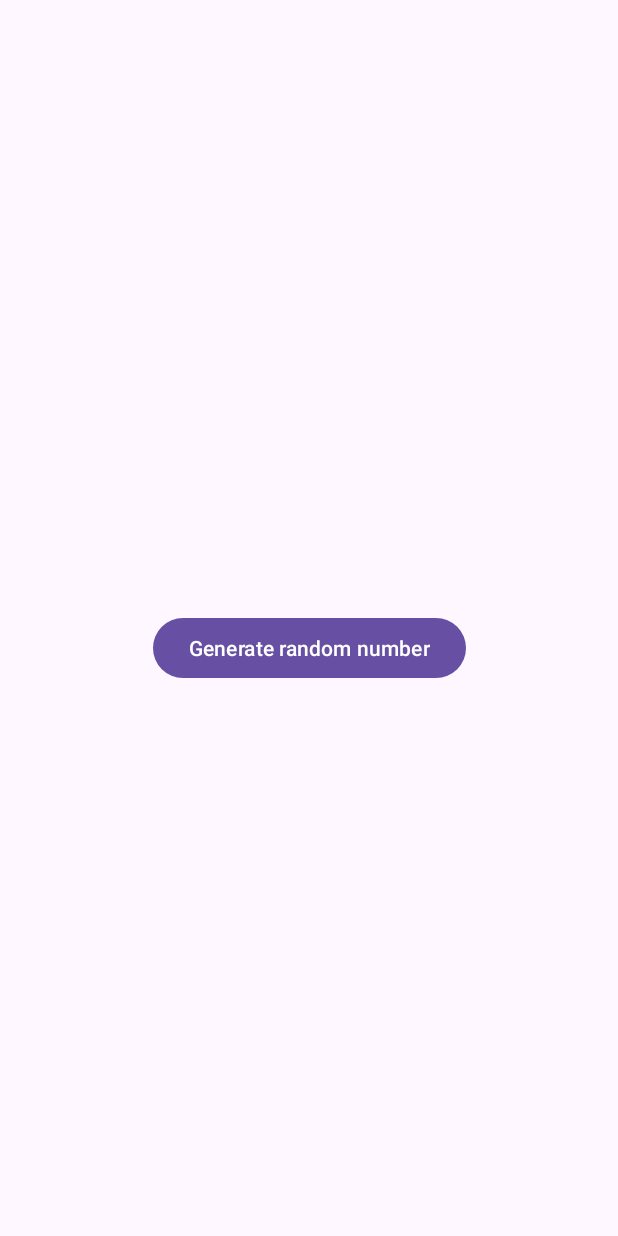
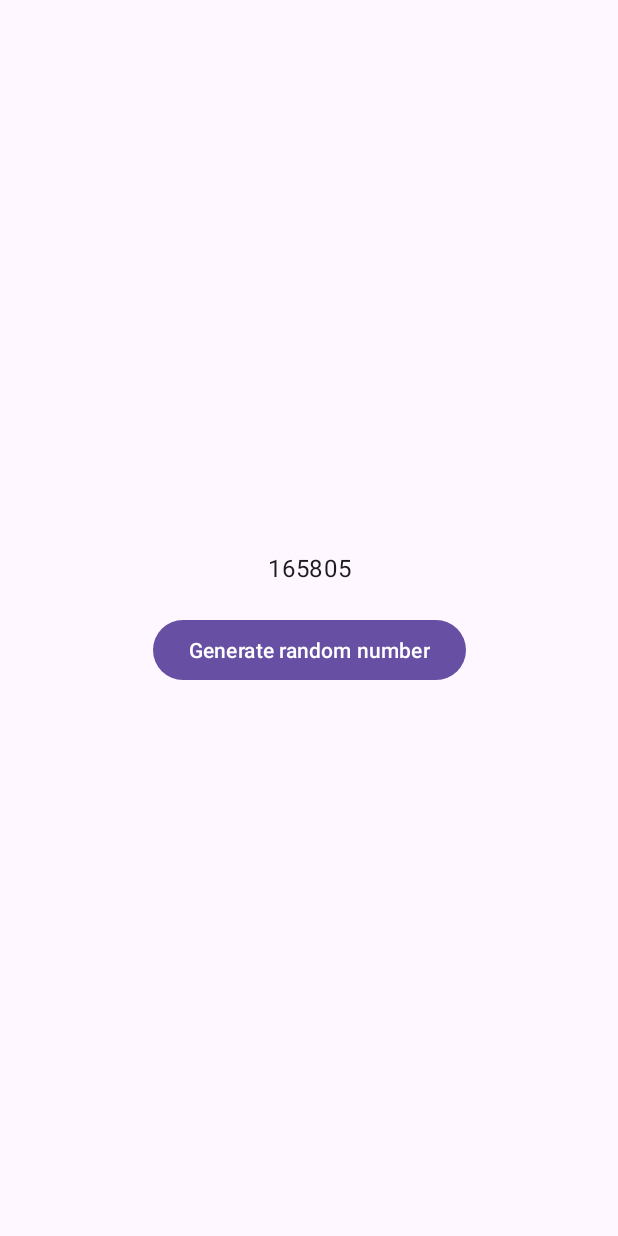
Before and after one commit to raheemadamboev/event-bus-demo, an Android app: the screen it shows after launch (Main), after a tap on "Generate random number", on a phone screen of 412 x 824 dp. Run offline under Robolectric (Android 15) with nearby library versions, the phone set to English and light mode, and no system bars; our stand-ins replace EventBus.

Commit message:
subscribe to events

```diff
--- a/app/src/main/java/xyz/teamgravity/eventbusdemo/presentation/activity/Main.java
+++ b/app/src/main/java/xyz/teamgravity/eventbusdemo/presentation/activity/Main.java
@@ -5,7 +5,12 @@ import android.os.Bundle;
 import androidx.appcompat.app.AppCompatActivity;
 import androidx.lifecycle.ViewModelProvider;
 
+import org.greenrobot.eventbus.EventBus;
+import org.greenrobot.eventbus.Subscribe;
+import org.greenrobot.eventbus.ThreadMode;
+
 import xyz.teamgravity.eventbusdemo.databinding.ActivityMainBinding;
+import xyz.teamgravity.eventbusdemo.presentation.viewmodel.MainEvent;
 import xyz.teamgravity.eventbusdemo.presentation.viewmodel.MainViewModel;
 
 public class Main extends AppCompatActivity {
@@ -24,6 +29,18 @@ public class Main extends AppCompatActivity {
         button();
     }
 
+    @Override
+    protected void onStart() {
+        super.onStart();
+        EventBus.getDefault().register(this);
+    }
+
+    @Override
+    protected void onStop() {
+        super.onStop();
+        EventBus.getDefault().unregister(this);
+    }
+
     private void lateInIt() {
         viewmodel = new ViewModelProvider(this).get(MainViewModel.class);
     }
@@ -33,8 +50,11 @@ public class Main extends AppCompatActivity {
     }
 
     private void onGenerate() {
-        binding.generateB.setOnClickListener(view -> {
-            viewmodel.onGenerate();
-        });
+        binding.generateB.setOnClickListener(view -> viewmodel.onGenerate());
+    }
+
+    @Subscribe(threadMode = ThreadMode.MAIN)
+    public void onEvent(MainEvent event) {
+        binding.generateT.setText(event.getMessage());
     }
 }
--- a/app/src/main/res/layout/activity_main.xml
+++ b/app/src/main/res/layout/activity_main.xml
@@ -10,11 +10,13 @@
         android:id="@+id/generate_t"
         android:layout_width="wrap_content"
         android:layout_height="wrap_content"
+        android:textAppearance="@style/TextAppearance.Material3.BodyLarge"
         app:layout_constraintBottom_toTopOf="@id/generate_b"
         app:layout_constraintEnd_toEndOf="parent"
         app:layout_constraintStart_toStartOf="parent"
         app:layout_constraintTop_toTopOf="parent"
-        app:layout_constraintVertical_chainStyle="packed" />
+        app:layout_constraintVertical_chainStyle="packed"
+        tools:text="65565644" />
 
     <Button
         android:id="@+id/generate_b"
```
